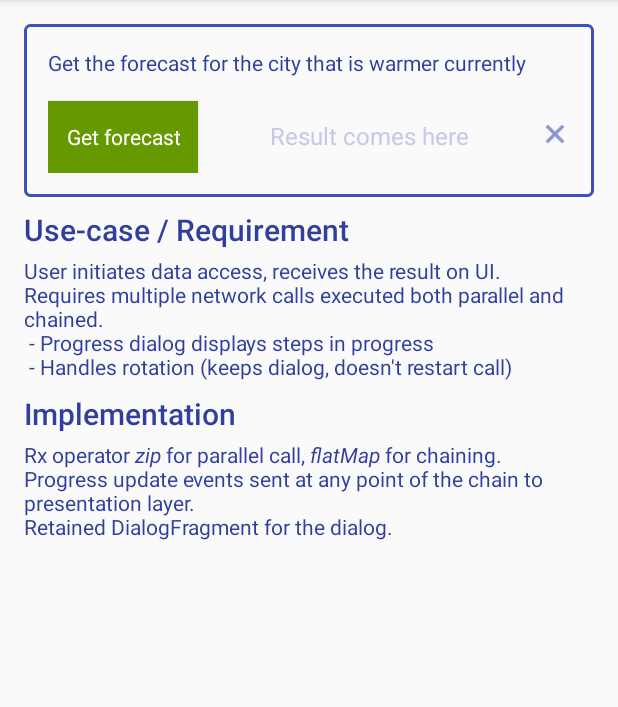
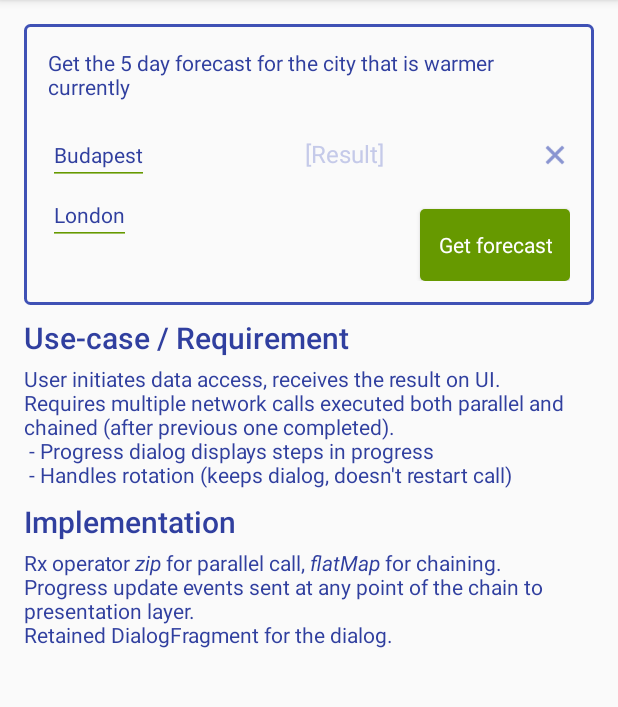
Before and after one commit to lemonboston/android-data-access-arch, an Android app: the fragment ParallelAndChainedCaseFragment shown on its own in the app's theme, on a phone screen of 412 x 824 dp, the part 84-791 px from its top. Run offline under Robolectric (Android 15) with nearby library versions, the phone set to English and light mode, and no system bars; our stand-ins replace ButterKnife, Dagger/Hilt's generated code; libraries missing offline, so code that uses them is left out: de.greenrobot.event; 2 statements that could not run were skipped.

Commit message:
Add city input edittexts and wire in.

```diff
--- a/app/src/main/java/com/gk/daas/data/event/GetForecastSuccessEvent.java
+++ b/app/src/main/java/com/gk/daas/data/event/GetForecastSuccessEvent.java
@@ -6,9 +6,11 @@ package com.gk.daas.data.event;
 public class GetForecastSuccessEvent {
 
     public final double lastTemp;
+    public final String cityName;
 
-    public GetForecastSuccessEvent(double lastTemp) {
+    public GetForecastSuccessEvent(double lastTemp, String cityName) {
         this.lastTemp = lastTemp;
+        this.cityName = cityName;
     }
 
     @Override
--- /dev/null
+++ b/app/src/main/java/com/gk/daas/data/model/City.java
@@ -0,0 +1,9 @@
+package com.gk.daas.data.model;
+
+/**
+ * @author Gabor_Keszthelyi
+ */
+public class City {
+
+    public String name;
+}
--- a/app/src/main/java/com/gk/daas/data/model/ForecastResponse.java
+++ b/app/src/main/java/com/gk/daas/data/model/ForecastResponse.java
@@ -8,4 +8,5 @@ import java.util.List;
 public class ForecastResponse {
 
     public List<WeatherResponse> list;
+    public City city;
 }
--- a/app/src/main/java/com/gk/daas/data/model/MockData.java
+++ b/app/src/main/java/com/gk/daas/data/model/MockData.java
@@ -27,6 +27,11 @@ public class MockData {
 
     public static ForecastResponse randomForecastResponse() {
         ForecastResponse forecastResponse = new ForecastResponse();
+
+        City city = new City();
+        city.name = "Budapest";
+        forecastResponse.city = city;
+
         List<WeatherResponse> weatherResponses = new ArrayList<>();
         weatherResponses.add(randomWeatherResponse());
         forecastResponse.list = weatherResponses;
--- a/app/src/main/java/com/gk/daas/data/network/DataAccessControllerImpl.java
+++ b/app/src/main/java/com/gk/daas/data/network/DataAccessControllerImpl.java
@@ -97,8 +97,10 @@ public class DataAccessControllerImpl implements DataAccessController {
                 .subscribe(
                         (ForecastResponse response) -> {
                             log.d("getForecastForWarmestCity call finished");
+                            // TODO converter/mapper
                             double lastTemp = response.list.get(response.list.size() - 1).main.temp;
-                            bus.post(new GetForecastSuccessEvent(lastTemp));
+                            String cityName = response.city.name;
+                            bus.post(new GetForecastSuccessEvent(lastTemp, cityName));
                             bus.postSticky(GetForecastProgressEvent.COMPLETED);
                             taskCounter.taskFinished();
                         },
--- a/app/src/main/java/com/gk/daas/screen/ParallelAndChainedCaseFragment.java
+++ b/app/src/main/java/com/gk/daas/screen/ParallelAndChainedCaseFragment.java
@@ -7,9 +7,9 @@ import android.view.LayoutInflater;
 import android.view.View;
 import android.view.ViewGroup;
 import android.widget.Button;
+import android.widget.EditText;
 import android.widget.TextView;
 
-import com.gk.daas.Investigator;
 import com.gk.daas.R;
 import com.gk.daas.bus.Bus;
 import com.gk.daas.data.access.DataAccessInitiator;
@@ -38,7 +38,7 @@ public class ParallelAndChainedCaseFragment extends Fragment {
     @Inject
     Bus bus;
 
-    @Bind(R.id.GetTemp_ResultText)
+    @Bind(R.id.ResultText)
     TextView resultTextView;
 
     @Bind(R.id.Button_Execute)
@@ -52,6 +52,12 @@ public class ParallelAndChainedCaseFragment extends Fragment {
 
     @Bind(R.id.ImplementationDescription)
     TextView implementationDescription;
+
+    @Bind(R.id.EditText_City1)
+    EditText city1Text;
+
+    @Bind(R.id.EditText_City2)
+    EditText city2Text;
 
     @Inject
     TemperatureFormatter temperatureFormatter;
@@ -69,6 +75,7 @@ public class ParallelAndChainedCaseFragment extends Fragment {
         weatherUseCase.setText(R.string.WeatherUseCase_GetForecast);
         technicalUseCase.setText(R.string.UseCase_ParallelChained_Description);
         implementationDescription.setText(R.string.UseCase_ParallelChained_Implementation);
+        city2Text.setVisibility(View.VISIBLE);
 
         ActivityComponent.Injector.inject(this);
         return view;
@@ -89,7 +96,7 @@ public class ParallelAndChainedCaseFragment extends Fragment {
 
     @OnClick(R.id.Button_Execute)
     void onExecuteButtonClick() {
-        dataAccessInitiator.getForecastForWarmestCity("Budapest", "Vienna");
+        dataAccessInitiator.getForecastForWarmestCity(city1Text.getText().toString(), city2Text.getText().toString());
     }
 
     @OnClick(R.id.Button_Clear)
@@ -100,7 +107,6 @@ public class ParallelAndChainedCaseFragment extends Fragment {
     // TODO maybe sticky is not needed any more that dialog fragment is fixed
     @Subscribe(threadMode = ThreadMode.MainThread, sticky = true)
     public void onGetForecastProgressUpdate(GetForecastProgressEvent progress) {
-        Investigator.log(this, "progress", progress);
         switch (progress) {
             case FIRST_STAGE_STARTED:
                 progressDialog.showMessage(getString(R.string.ForecastProgress_Step1));
@@ -117,7 +123,7 @@ public class ParallelAndChainedCaseFragment extends Fragment {
     @Subscribe(threadMode = ThreadMode.MainThread)
     public void onGetForecastSuccess(GetForecastSuccessEvent event) {
         String temperature = temperatureFormatter.formatTempInKelvin(event.lastTemp);
-        resultTextView.setText(temperature);
+        resultTextView.setText(event.cityName + ": " + temperature);
     }
 
 
--- a/app/src/main/java/com/gk/daas/screen/usecases/basic/BasicCaseFragment.java
+++ b/app/src/main/java/com/gk/daas/screen/usecases/basic/BasicCaseFragment.java
@@ -7,6 +7,7 @@ import android.view.LayoutInflater;
 import android.view.View;
 import android.view.ViewGroup;
 import android.widget.Button;
+import android.widget.EditText;
 import android.widget.ProgressBar;
 import android.widget.TextView;
 
@@ -42,7 +43,7 @@ public class BasicCaseFragment extends Fragment {
     @Inject
     TemperatureFormatter temperatureFormatter;
 
-    @Bind(R.id.GetTemp_ResultText)
+    @Bind(R.id.ResultText)
     TextView resultTextView;
 
     @Bind(R.id.ProgressBar)
@@ -59,6 +60,9 @@ public class BasicCaseFragment extends Fragment {
 
     @Bind(R.id.ImplementationDescription)
     TextView implementationDescription;
+
+    @Bind(R.id.EditText_City1)
+    EditText cityText;
 
     @Nullable
     @Override
@@ -91,7 +95,7 @@ public class BasicCaseFragment extends Fragment {
     @OnClick(R.id.Button_Execute)
     void onExecuteButtonClick() {
         progressBar.setVisibility(View.VISIBLE);
-        dataAccessInitiator.getTemperature("Budapest");
+        dataAccessInitiator.getTemperature(cityText.getText().toString());
     }
 
     @OnClick(R.id.Button_Clear)
--- /dev/null
+++ b/app/src/main/res/drawable/action_button_background.xml
@@ -0,0 +1,10 @@
+<?xml version="1.0" encoding="utf-8"?>
+<shape xmlns:android="http://schemas.android.com/apk/res/android"
+       android:shape="rectangle">
+
+    <corners
+        android:radius="3dp"/>
+
+    <solid android:color="@color/colorAccent"/>
+
+</shape>
--- a/app/src/main/res/layout/fragment_use_case.xml
+++ b/app/src/main/res/layout/fragment_use_case.xml
@@ -2,7 +2,8 @@
 <RelativeLayout xmlns:android="http://schemas.android.com/apk/res/android"
                 xmlns:tools="http://schemas.android.com/tools"
                 android:layout_width="match_parent"
-                android:layout_height="match_parent">
+                android:layout_height="match_parent"
+                android:focusableInTouchMode="true">
 
     <ScrollView
         android:layout_width="match_parent"
@@ -31,22 +32,41 @@
                     android:layout_marginBottom="@dimen/distance_default"
                     tools:text="@string/WeatherUseCase_GetTemp"/>
 
+                <EditText
+                    android:id="@+id/EditText_City1"
+                    style="@style/TextDescription"
+                    android:layout_width="wrap_content"
+                    android:layout_height="wrap_content"
+                    android:layout_below="@id/Text_WeatherUseCase"
+                    android:text="@string/City1_Default"/>
+
+                <EditText
+                    android:id="@+id/EditText_City2"
+                    style="@style/TextDescription"
+                    android:layout_width="wrap_content"
+                    android:layout_height="wrap_content"
+                    android:layout_below="@id/EditText_City1"
+                    android:visibility="gone"
+                    android:text="@string/City2_Default"/>
+
                 <Button
                     android:id="@+id/Button_Execute"
                     style="@style/ActionButtonStyle"
-                    android:layout_below="@id/Text_WeatherUseCase"
+                    android:layout_alignParentRight="true"
+                    android:layout_below="@id/EditText_City1"
+                    android:layout_marginTop="@dimen/distance_default"
                     tools:text="@string/GetTemp_Button"/>
 
                 <TextView
-                    android:id="@+id/GetTemp_ResultText"
+                    android:id="@+id/ResultText"
                     style="@style/TextResult"
                     android:layout_width="wrap_content"
                     android:layout_height="wrap_content"
-                    android:layout_alignBaseline="@id/Button_Execute"
+                    android:layout_alignBaseline="@id/EditText_City1"
                     android:layout_marginLeft="12dp"
                     android:layout_marginRight="12dp"
                     android:layout_toLeftOf="@+id/Button_Clear"
-                    android:layout_toRightOf="@id/Button_Execute"
+                    android:layout_toRightOf="@id/EditText_City1"
                     android:freezesText="true"
                     android:gravity="center"
                     android:hint="@string/Result_Text"/>
@@ -55,11 +75,10 @@
                     android:id="@+id/Button_Clear"
                     android:layout_width="20dp"
                     android:layout_height="20dp"
-                    android:padding="2dp"
-                    android:layout_alignBaseline="@id/GetTemp_ResultText"
+                    android:layout_alignBaseline="@id/ResultText"
                     android:layout_alignParentRight="true"
-                    android:backgroundTint="@color/colorPrimary"
-                    android:background="@android:drawable/ic_menu_close_clear_cancel"/>
+                    android:background="@android:drawable/ic_menu_close_clear_cancel"
+                    android:backgroundTint="@color/colorPrimary"/>
 
             </RelativeLayout>
 
--- a/app/src/main/res/values/strings.xml
+++ b/app/src/main/res/values/strings.xml
@@ -6,20 +6,17 @@
 
     <string name="SecondActivity_label">Another screen..</string>
 
-    <string name="ServiceSelector_real">REAL SERVICE</string>
-    <string name="ServiceSelector_mock">MOCK SERVICE</string>
-
     <!-- Basic use case-->
     <string name="UseCaseTitle_Basic">Basic Use-Case</string>
-    <string name="WeatherUseCase_GetTemp">Get the current temperature in Budapest</string>
+    <string name="WeatherUseCase_GetTemp">Get the current temperature</string>
     <string name="GetTemp_Button">Get Temp</string>
-    <string name="Result_Text">Result comes here</string>
+    <string name="Result_Text">[Result]</string>
     <string name="UseCase_Basic_Description">
         User initiates data access, receives the result on UI.
         \nRequires a single network call.
         \n
         \n - Displays loading indicator
-        \n - Handles rotation (keeps indicator, doesn't restart call)
+        \n - Handles rotation (keeps indicator, doesn\'t restart call)
     </string>
     <string name="UseCase_Basic_Implementation">
         Retrofit with RxJava for the API call, and EventBus to deliver the results back to the presentation layer.
@@ -28,13 +25,13 @@
 
     <!-- Parallel and Chained use case -->
     <string name="UseCaseTitle_ParallelChained">Parallel and Chained calls</string>
-    <string name="WeatherUseCase_GetForecast">Get the forecast for the city that is warmer currently</string>
+    <string name="WeatherUseCase_GetForecast">Get the 5 day forecast for the city that is warmer currently</string>
     <string name="GetForecast_Button">Get forecast</string>
     <string name="UseCase_ParallelChained_Description">
         User initiates data access, receives the result on UI.
-        \nRequires multiple network calls executed both parallel and chained.
+        \nRequires multiple network calls executed both parallel and chained (after previous one completed).
         \n - Progress dialog displays steps in progress
-        \n - Handles rotation (keeps dialog, doesn't restart call)
+        \n - Handles rotation (keeps dialog, doesn\'t restart call)
     </string>
     <string name="UseCase_ParallelChained_Implementation">Rx operator <i>zip</i> for parallel call, <i>flatMap</i> for chaining.
         \nProgress update events sent at any point of the chain to presentation layer.
@@ -49,6 +46,8 @@
     <string name="ErrorMessage_unknownHost">Server unreachable</string>
     <string name="Menu_RealService">Use Real Weather Service</string>
     <string name="Menu_MockService">Use Mock Weather Service</string>
+    <string name="City2_Default">London</string>
+    <string name="City1_Default">Budapest</string>
 
 
 </resources>
--- a/app/src/main/res/values/styles.xml
+++ b/app/src/main/res/values/styles.xml
@@ -8,11 +8,6 @@
         <item name="colorAccent">@color/colorAccent</item>
         <item name="android:textColorPrimary">@color/colorPrimaryDark</item>
         <item name="android:textColorSecondary">@color/colorAccent</item>
-    </style>
-
-    <style name="ButtonStyle" parent="ButtonTextStyle">
-        <item name="android:layout_width">wrap_content</item>
-        <item name="android:layout_height">wrap_content</item>
     </style>
 
     <style name="TextTitle" parent="TextAppearance.AppCompat.Title">
@@ -34,8 +29,15 @@
         <item name="android:textSize">14sp</item>
     </style>
 
+    <style name="ButtonStyle" parent="ButtonTextStyle">
+        <item name="android:layout_width">wrap_content</item>
+        <item name="android:layout_height">wrap_content</item>
+    </style>
+
     <style name="ActionButtonStyle" parent="ButtonStyle">
-        <item name="android:background">@android:color/holo_green_dark</item>
+
+        <!--<item name="android:background">@android:color/holo_green_dark</item>-->
+        <item name="android:background">@drawable/action_button_background</item>
     </style>
 
     <style name="NavigationButtonStyle" parent="ButtonStyle">
```
